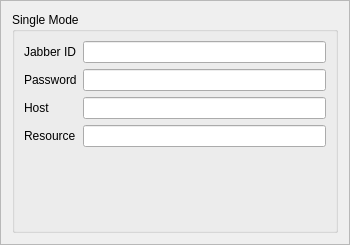
Above: src/gui/kSingleWidget.ui from pasnox/kiess before the change. Below: the same form after it.
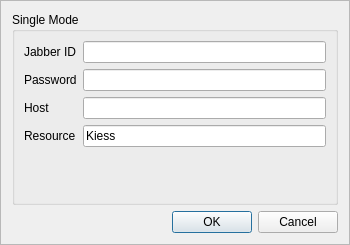
That is the form after the change. Custom widgets are drawn as their Qt base class.

What changed in the file:
```diff
--- a/src/gui/kSingleWidget.ui
+++ b/src/gui/kSingleWidget.ui
@@ -63,11 +63,22 @@
        </widget>
       </item>
       <item row="3" column="1" >
-       <widget class="QLineEdit" name="lineEdit_4" />
+       <widget class="QLineEdit" name="lineEdit_4" >
+        <property name="text" >
+         <string>Kiess</string>
+        </property>
+       </widget>
       </item>
      </layout>
     </widget>
    </item>
+   <item>
+    <widget class="QDialogButtonBox" name="dbbButtons" >
+     <property name="standardButtons" >
+      <set>QDialogButtonBox::Cancel|QDialogButtonBox::Ok</set>
+     </property>
+    </widget>
+   </item>
   </layout>
  </widget>
  <customwidgets>
```
Left out of the diff: 35 changed lines with no effect on the pictures.
